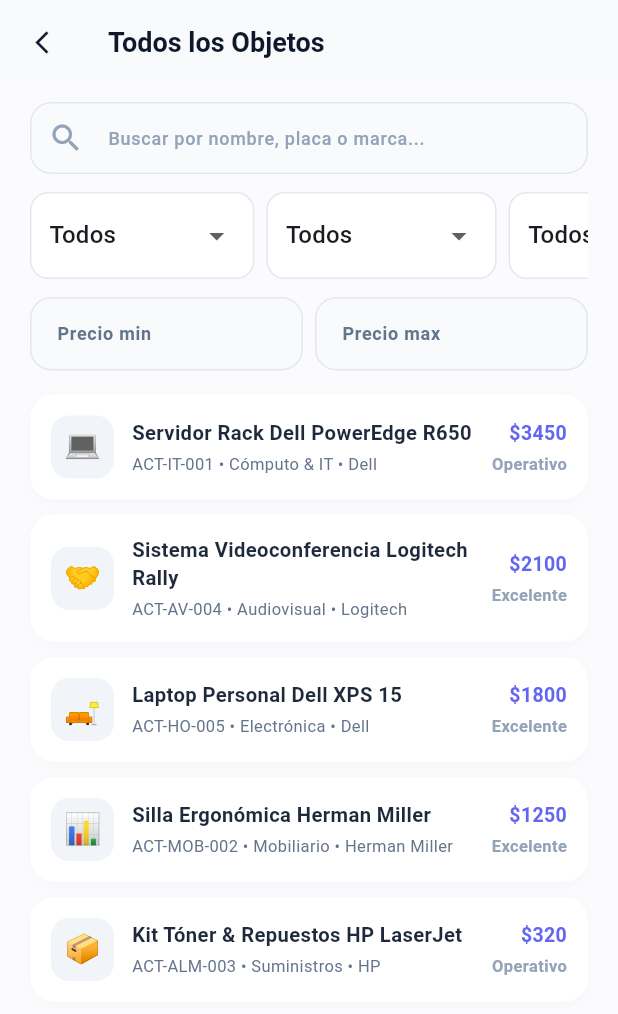
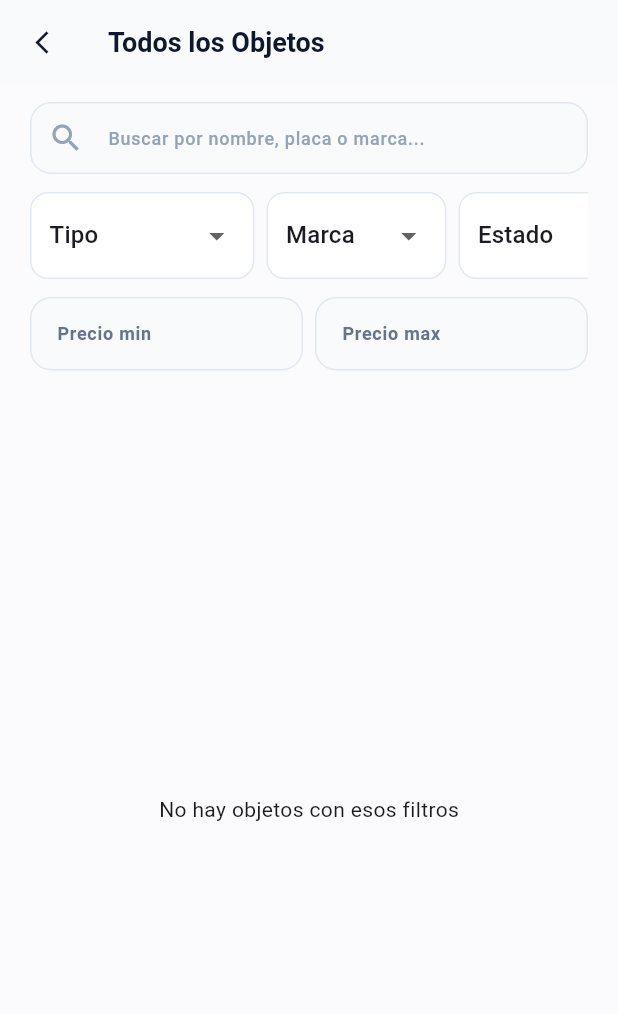
Before and after one commit to ENMAx132/internship_coordinator, a Flutter app: the VerTodosObjetosScreen screen opened directly, on a phone screen of 412 x 824 dp. Shown: the top 1014 px of the screen. Run offline on Flutter 3.47's test engine with Material 3 defaults, Android fonts, the light colour scheme and no system bars.

Commit message:
update_04-11-26

```diff
--- a/lib/data/inventario_data.dart
+++ b/lib/data/inventario_data.dart
@@ -2,125 +2,8 @@
 import '../models/espacio.dart';
 import '../models/objeto_inventario.dart';
 
-final List<Apartado> apartadosIniciales = [
-  Apartado(
-    id: 'oficina',
-    nombre: 'Oficina',
-    icono: '\u{1F3E2}',
-    descripcion: 'A\u00C1reas de la oficina',
-  ),
-  Apartado(
-    id: 'hogar',
-    nombre: 'Hogar',
-    icono: '\u{1F3E0}',
-    descripcion: 'Espacios del hogar',
-  ),
-];
+final List<Apartado> apartadosIniciales = [];
 
-final List<Espacio> espaciosIniciales = [
-  Espacio(
-    id: 'recepcion',
-    nombre: 'Recepci\u00F3n',
-    descripcion: 'Entrada principal y atenci\u00F3n...',
-    emoji: '\u{1F3E2}',
-    apartadoId: 'oficina',
-  ),
-  Espacio(
-    id: 'sistemas',
-    nombre: 'Sala de Sistemas',
-    descripcion: 'Servidores, respaldos y...',
-    emoji: '\u{1F4BB}',
-    apartadoId: 'oficina',
-  ),
-  Espacio(
-    id: 'gerencia',
-    nombre: 'Gerencia',
-    descripcion: 'Oficina directiva y de pl...',
-    emoji: '\u{1F4CA}',
-    apartadoId: 'oficina',
-  ),
-  Espacio(
-    id: 'almacen',
-    nombre: 'Almac\u00E9n / Archivo',
-    descripcion: 'Papeleri\u00EDa, suministros ...',
-    emoji: '\u{1F4E6}',
-    apartadoId: 'oficina',
-  ),
-  Espacio(
-    id: 'juntas',
-    nombre: 'Sala de Juntas',
-    descripcion: 'Espacio para conferen...',
-    emoji: '\u{1F91D}',
-    apartadoId: 'oficina',
-  ),
-  Espacio(
-    id: 'micuarto',
-    nombre: 'Mi Cuarto',
-    descripcion: 'Espacio personal',
-    emoji: '\u{1F6CB}',
-    apartadoId: 'hogar',
-  ),
-];
+final List<Espacio> espaciosIniciales = [];
 
-final List<ObjetoInventario> objetosIniciales = [
-  ObjetoInventario(
-    id: '1',
-    placa: 'ACT-IT-001',
-    nombre: 'Servidor Rack Dell PowerEdge R650',
-    espacioId: 'sistemas',
-    categoria: 'C\u00F3mputo & IT',
-    estado: 'Operativo',
-    valor: 3450.0,
-    responsable: 'Carlos Ruiz',
-    marca: 'Dell',
-    fechaRegistro: DateTime(2026, 10, 24, 9, 15),
-  ),
-  ObjetoInventario(
-    id: '2',
-    placa: 'ACT-MOB-002',
-    nombre: 'Silla Ergon\u00F3mica Herman Miller',
-    espacioId: 'gerencia',
-    categoria: 'Mobiliario',
-    estado: 'Excelente',
-    valor: 1250.0,
-    responsable: 'Dra. Patricia Silva',
-    marca: 'Herman Miller',
-    fechaRegistro: DateTime(2026, 10, 25, 11, 40),
-  ),
-  ObjetoInventario(
-    id: '3',
-    placa: 'ACT-ALM-003',
-    nombre: 'Kit T\u00F3ner & Repuestos HP LaserJet',
-    espacioId: 'almacen',
-    categoria: 'Suministros',
-    estado: 'Operativo',
-    valor: 320.0,
-    responsable: 'Roberto G\u00F3mez',
-    marca: 'HP',
-    fechaRegistro: DateTime(2026, 10, 27, 15, 5),
-  ),
-  ObjetoInventario(
-    id: '4',
-    placa: 'ACT-AV-004',
-    nombre: 'Sistema Videoconferencia Logitech Rally',
-    espacioId: 'juntas',
-    categoria: 'Audiovisual',
-    estado: 'Excelente',
-    valor: 2100.0,
-    responsable: 'Recepci\u00F3n / General',
-    marca: 'Logitech',
-    fechaRegistro: DateTime(2026, 10, 29, 8, 30),
-  ),
-  ObjetoInventario(
-    id: '5',
-    placa: 'ACT-HO-005',
-    nombre: 'Laptop Personal Dell XPS 15',
-    espacioId: 'micuarto',
-    categoria: 'Electr\u00F3nica',
-    estado: 'Excelente',
-    valor: 1800.0,
-    responsable: 'Bernardo',
-    marca: 'Dell',
-    fechaRegistro: DateTime(2026, 10, 31, 19, 20),
-  ),
-];
+final List<ObjetoInventario> objetosIniciales = [];
--- a/lib/models/objeto_inventario.dart
+++ b/lib/models/objeto_inventario.dart
@@ -18,7 +18,6 @@
     'En uso',
     'En revisi\u00F3n',
     'Da\u00F1ado',
-    'Mantenimiento',
   ];
 
   static const List<String> categoriasDisponibles = [
--- a/lib/screens/espacio_screen.dart
+++ b/lib/screens/espacio_screen.dart
@@ -238,6 +238,14 @@
             }
           });
         },
+        onEliminar: (o) {
+          setState(() {
+            objetosIniciales.removeWhere((item) => item.id == o.id);
+          });
+          ScaffoldMessenger.of(context).showSnackBar(
+            const SnackBar(content: Text('Objeto eliminado correctamente.')),
+          );
+        },
       ),
     );
   }
--- a/lib/screens/home_screen.dart
+++ b/lib/screens/home_screen.dart
@@ -112,6 +112,52 @@
     ).then((_) {
       if (mounted) setState(() {});
     });
+  }
+
+  void _confirmarEliminarApartado(Apartado apartado) {
+    showDialog(
+      context: context,
+      builder: (ctx) => AlertDialog(
+        backgroundColor: Colors.white,
+        shape: RoundedRectangleBorder(borderRadius: BorderRadius.circular(20)),
+        title: const Text(
+          'Eliminar Apartado',
+          style: TextStyle(fontWeight: FontWeight.bold),
+        ),
+        content: Text(
+          '¿Seguro que quieres eliminar "${apartado.nombre}"? Se borrarán también sus espacios y objetos.',
+          style: const TextStyle(color: Color(0xFF475569)),
+        ),
+        actions: [
+          TextButton(
+            onPressed: () => Navigator.pop(ctx),
+            child: const Text('Cancelar'),
+          ),
+          TextButton(
+            onPressed: () {
+              Navigator.pop(ctx);
+              setState(() {
+                _apartados.removeWhere((a) => a.id == apartado.id);
+                final ids = espaciosIniciales
+                    .where((e) => e.apartadoId == apartado.id)
+                    .map((e) => e.id)
+                    .toSet();
+                espaciosIniciales
+                    .removeWhere((e) => e.apartadoId == apartado.id);
+                objetosIniciales
+                    .removeWhere((o) => ids.contains(o.espacioId));
+              });
+              ScaffoldMessenger.of(context).showSnackBar(
+                const SnackBar(
+                  content: Text('Apartado eliminado correctamente.'),
+                ),
+              );
+            },
+            child: const Text('Eliminar', style: TextStyle(color: Colors.red)),
+          ),
+        ],
+      ),
+    );
   }
 
   void _mostrarMenuAgregar() {
@@ -335,11 +381,14 @@
               itemCount: _apartados.length,
               itemBuilder: (context, index) {
                 final apartado = _apartados[index];
-                return ApartadoCard(
-                  apartado: apartado,
-                  espacios: _espaciosDe(apartado),
-                  objetos: _objetosDe(apartado),
-                  onTap: () => _abrirApartado(apartado),
+                return GestureDetector(
+                  onLongPress: () => _confirmarEliminarApartado(apartado),
+                  child: ApartadoCard(
+                    apartado: apartado,
+                    espacios: _espaciosDe(apartado),
+                    objetos: _objetosDe(apartado),
+                    onTap: () => _abrirApartado(apartado),
+                  ),
                 );
               },
             ),
--- a/lib/screens/metricas_screen.dart
+++ b/lib/screens/metricas_screen.dart
@@ -37,7 +37,7 @@
 
   int get _objetosEnRevision {
     return _objetos
-        .where((o) => o.estado.toLowerCase() == 'mantenimiento')
+        .where((o) => o.estado.toLowerCase() == 'en revisión')
         .length;
   }
 
--- a/lib/screens/ver_todos_objetos_screen.dart
+++ b/lib/screens/ver_todos_objetos_screen.dart
@@ -12,9 +12,9 @@
 }
 
 class _VerTodosObjetosScreenState extends State<VerTodosObjetosScreen> {
-  String _tipoSeleccionado = 'Todos';
-  String _marcaSeleccionada = 'Todos';
-  String _estadoSeleccionado = 'Todos';
+  String _tipoSeleccionado = 'Tipo';
+  String _marcaSeleccionada = 'Marca';
+  String _estadoSeleccionado = 'Estado';
   final TextEditingController _precioMinCtrl = TextEditingController();
   final TextEditingController _precioMaxCtrl = TextEditingController();
   final TextEditingController _filtroTextoCtrl = TextEditingController();
@@ -46,13 +46,13 @@
           o.marca.toLowerCase().contains(q))
           .toList();
     }
-    if (_tipoSeleccionado != 'Todos') {
+    if (_tipoSeleccionado != 'Tipo') {
       lista = lista.where((o) => o.categoria == _tipoSeleccionado).toList();
     }
-    if (_marcaSeleccionada != 'Todos') {
+    if (_marcaSeleccionada != 'Marca') {
       lista = lista.where((o) => o.marca == _marcaSeleccionada).toList();
     }
-    if (_estadoSeleccionado != 'Todos') {
+    if (_estadoSeleccionado != 'Estado') {
       lista = lista.where((o) => o.estado == _estadoSeleccionado).toList();
     }
     final min = double.tryParse(_precioMinCtrl.text.replaceAll(',', '.'));
@@ -115,19 +115,19 @@
                   children: [
                     _construirFiltro(
                       valor: _tipoSeleccionado,
-                      opciones: <String>['Todos', ...ObjetoInventario.categoriasDisponibles],
+                      opciones: <String>['Tipo', ...ObjetoInventario.categoriasDisponibles],
                       onCambio: (v) => setState(() => _tipoSeleccionado = v!),
                     ),
                     const SizedBox(width: 8),
                     _construirFiltro(
                       valor: _marcaSeleccionada,
-                      opciones: <String>['Todos', ..._marcasDisponibles],
+                      opciones: <String>['Marca', ..._marcasDisponibles],
                       onCambio: (v) => setState(() => _marcaSeleccionada = v!),
                     ),
                     const SizedBox(width: 8),
                     _construirFiltro(
                       valor: _estadoSeleccionado,
-                      opciones: <String>['Todos', ...ObjetoInventario.estadosDisponibles],
+                      opciones: <String>['Estado', ...ObjetoInventario.estadosDisponibles],
                       onCambio: (v) => setState(() => _estadoSeleccionado = v!),
                     ),
                   ],
--- a/lib/widgets/dialogos/editar_objeto_dialog.dart
+++ b/lib/widgets/dialogos/editar_objeto_dialog.dart
@@ -7,12 +7,14 @@
   final ObjetoInventario objeto;
   final List<Espacio> espacios;
   final ValueChanged<ObjetoInventario> onActualizar;
+  final ValueChanged<ObjetoInventario> onEliminar;
 
   const EditarObjetoDialog({
     super.key,
     required this.objeto,
     required this.espacios,
     required this.onActualizar,
+    required this.onEliminar,
   });
 
   @override
@@ -129,6 +131,13 @@
       ),
       actions: [
         TextButton(
+          onPressed: () {
+            Navigator.pop(context);
+            widget.onEliminar(widget.objeto);
+          },
+          child: const Text('Eliminar', style: TextStyle(color: Colors.red)),
+        ),
+        TextButton(
           onPressed: () => Navigator.pop(context),
           child: const Text('Cancelar'),
         ),
```
